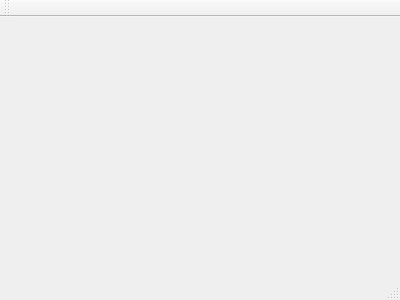
Qt form TareaExtraclase1Cliente/mainwindow.ui (Josecespedesant/Datos2.TareaExtraclase1.Cliente) before a commit.
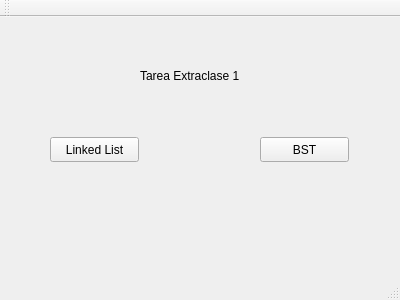
The same form after that commit.

Diff of the .ui file:
```diff
--- a/TareaExtraclase1Cliente/mainwindow.ui
+++ b/TareaExtraclase1Cliente/mainwindow.ui
@@ -12,13 +12,68 @@
   <property name="windowTitle" >
    <string>MainWindow</string>
   </property>
-  <widget class="QMenuBar" name="menuBar" />
-  <widget class="QToolBar" name="mainToolBar" />
-  <widget class="QWidget" name="centralWidget" />
-  <widget class="QStatusBar" name="statusBar" />
+  <widget class="QWidget" name="centralWidget">
+   <widget class="QPushButton" name="pushButton">
+    <property name="geometry">
+     <rect>
+      <x>50</x>
+      <y>120</y>
+      <width>89</width>
+      <height>25</height>
+     </rect>
+    </property>
+    <property name="text">
+     <string>Linked List</string>
+    </property>
+   </widget>
+   <widget class="QPushButton" name="pushButton_2">
+    <property name="geometry">
+     <rect>
+      <x>260</x>
+      <y>120</y>
+      <width>89</width>
+      <height>25</height>
+     </rect>
+    </property>
+    <property name="text">
+     <string>BST</string>
+    </property>
+   </widget>
+   <widget class="QLabel" name="label">
+    <property name="geometry">
+     <rect>
+      <x>140</x>
+      <y>50</y>
+      <width>121</width>
+      <height>17</height>
+     </rect>
+    </property>
+    <property name="text">
+     <string>Tarea Extraclase 1</string>
+    </property>
+   </widget>
+  </widget>
+  <widget class="QMenuBar" name="menuBar">
+   <property name="geometry">
+    <rect>
+     <x>0</x>
+     <y>0</y>
+     <width>400</width>
+     <height>22</height>
+    </rect>
+   </property>
+  </widget>
+  <widget class="QToolBar" name="mainToolBar">
+   <attribute name="toolBarArea">
+    <enum>TopToolBarArea</enum>
+   </attribute>
+   <attribute name="toolBarBreak">
+    <bool>false</bool>
+   </attribute>
+  </widget>
+  <widget class="QStatusBar" name="statusBar"/>
  </widget>
- <layoutDefault spacing="6" margin="11" />
- <pixmapfunction></pixmapfunction>
+ <layoutdefault spacing="6" margin="11"/>
  <resources/>
  <connections/>
 </ui>
```
Left out of the diff: 7 changed lines with no effect on the pictures.
